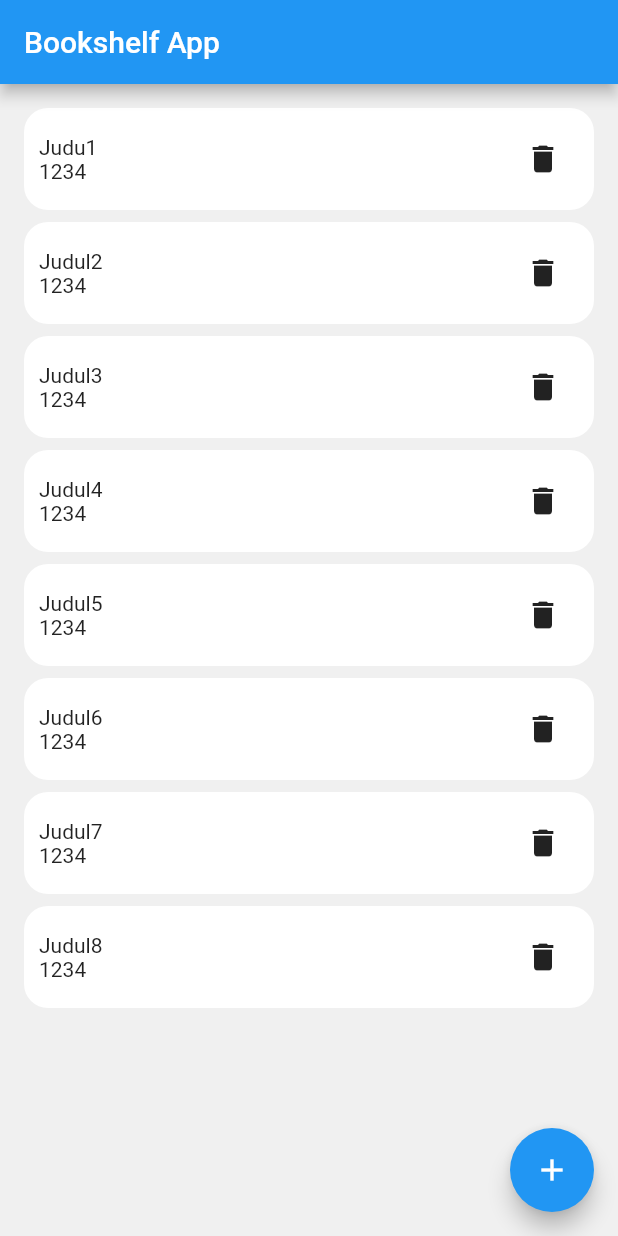
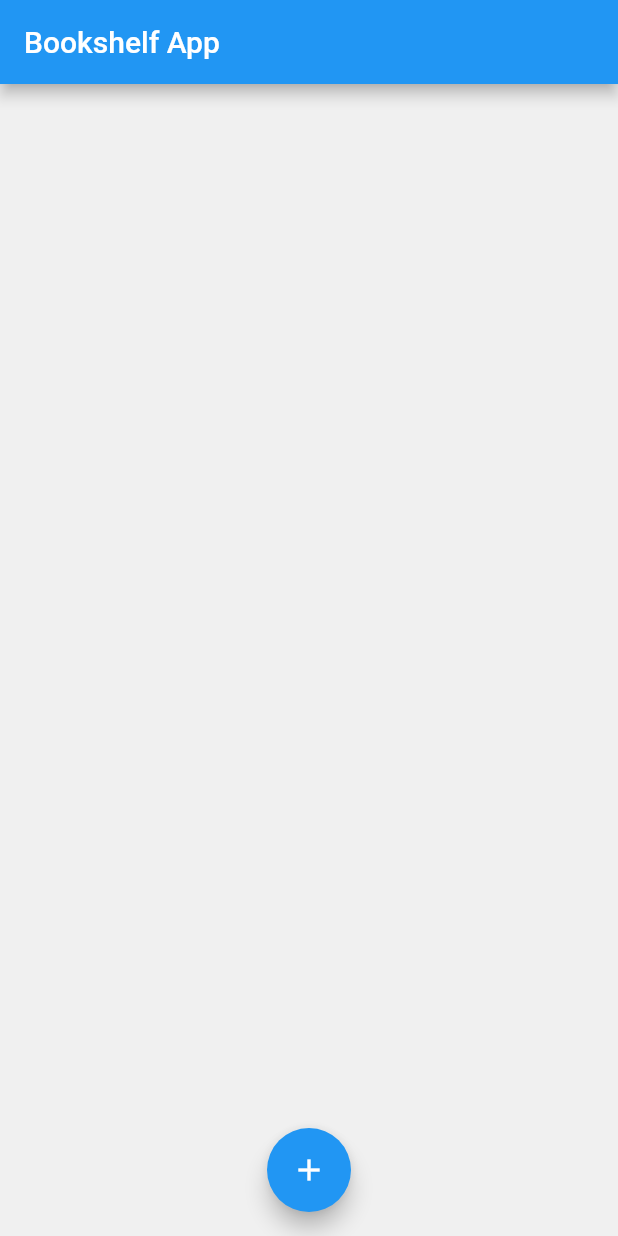
Before and after one commit to RenaldoFrz/Flutter_BookshelfApp, a Flutter app: the screen it shows after launch, on a phone screen of 412 x 824 dp. Run offline on Flutter 3.47's test engine with Material 2 defaults, Android fonts, the phone set to English and light mode, and no system bars.

Commit message:
CRUD Update

```diff
--- a/lib/page/home_page.dart
+++ b/lib/page/home_page.dart
@@ -66,6 +66,7 @@ class _HomePageState extends State<HomePage> {
           ),
         ),
       ),
+      floatingActionButtonLocation: FloatingActionButtonLocation.centerFloat,
     );
   }
 }
--- a/lib/provider/bookshelf_provider.dart
+++ b/lib/provider/bookshelf_provider.dart
@@ -2,48 +2,25 @@ import 'package:flutter/widgets.dart';
 import 'package:flutter_bookshelf_app/model/bookshelf.dart';
 
 class BookshelfProvider extends ChangeNotifier {
-  final List<Bookshelf> _list = [
-    Bookshelf(
-      title: 'Judu1',
-      yearOfBook: '1234',
-      synopsis: 'Sinopsis',
-    ),
-    Bookshelf(
-      title: 'Judul2',
-      yearOfBook: '1234',
-      synopsis: 'Sinopsis',
-    ),
-    Bookshelf(
-      title: 'Judul3',
-      yearOfBook: '1234',
-      synopsis: 'Sinopsis',
-    ),
-    Bookshelf(
-      title: 'Judul4',
-      yearOfBook: '1234',
-      synopsis: 'Sinopsis',
-    ),
-    Bookshelf(
-      title: 'Judul5',
-      yearOfBook: '1234',
-      synopsis: 'Sinopsis',
-    ),
-    Bookshelf(
-      title: 'Judul6',
-      yearOfBook: '1234',
-      synopsis: 'Sinopsis',
-    ),
-    Bookshelf(
-      title: 'Judul7',
-      yearOfBook: '1234',
-      synopsis: 'Sinopsis',
-    ),
-    Bookshelf(
-      title: 'Judul8',
-      yearOfBook: '1234',
-      synopsis: 'Sinopsis',
-    ),
-  ];
+  final List<Bookshelf> _list = [];
 
   List<Bookshelf> get list => _list.toList();
+
+  void addNewItem(String title, String year, String synopsis){
+    _list.add(Bookshelf(title: title, yearOfBook: year, synopsis: synopsis));
+    notifyListeners();
+  }
+
+  void deteleItem(String title) {
+    _list.removeWhere((book) => book.title == title);
+    notifyListeners();
+  }
+
+  void editItem(Bookshelf bookshelf, String title, String year, String synopsis){
+    int index = _list.indexOf(bookshelf);
+    _list[index].title = title;
+    _list[index].yearOfBook = year;
+    _list[index].synopsis = synopsis;
+    notifyListeners();
+  }
 }
```
Also changed, not shown: lib/page/form_page.dart (+22 -8 lines), lib/widget/bookshelf_widget.dart (+11 -4 lines).
